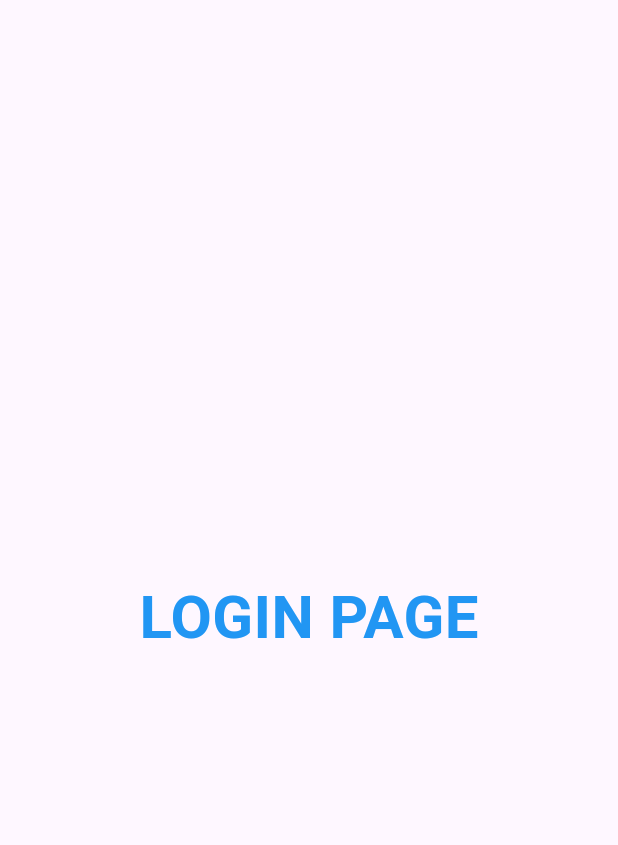
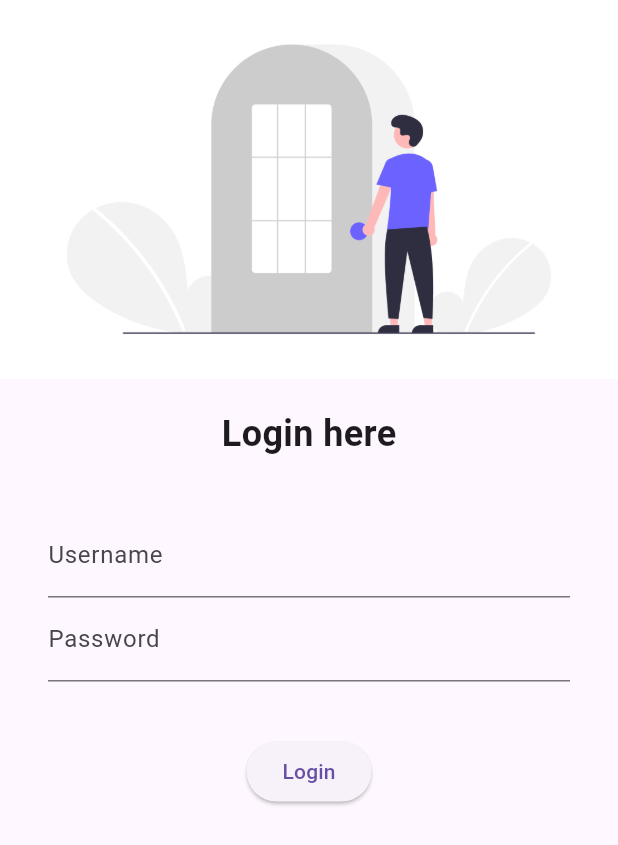
Before and after one commit to abhijeet0717/MONET_DEMO, a Flutter app: the screen it shows after launch, on a phone screen of 412 x 824 dp. Shown: the top 845 px of the screen. Run offline on Flutter 3.47's test engine with Material 3 defaults, Android fonts, the phone set to English and light mode, and no system bars.

Commit message:
day4completed

```diff
--- a/lib/pages/login_page.dart
+++ b/lib/pages/login_page.dart
@@ -6,15 +6,53 @@ class Loginpage extends StatelessWidget {
   @override
   Widget build(BuildContext context) {
     return Material(
-      child: Center(
-        child: Text(
-          "LOGIN PAGE",
-          style: TextStyle(
-            fontSize: 40,
-            color: Colors.blue,
-            fontWeight: FontWeight.bold,
+      child: Column(
+        children: [
+          Image.asset("assets/images/login_image.png"),
+          SizedBox(
+            height: 20.0,
           ),
-        ),
+          Text(
+            "Login here",
+            style: TextStyle(
+              fontSize: 24,
+              fontWeight: FontWeight.bold,
+            ),
+          ),
+          SizedBox(
+            height: 20.0,
+          ),
+          Padding(
+            padding: const EdgeInsets.symmetric(vertical:16.0,horizontal:32.0),
+            child: Column(
+              children: [
+                TextFormField(
+              decoration: InputDecoration(
+                hintText: "Enter username",
+                labelText: "Username",
+              ),
+            ),
+            TextFormField(
+              obscureText: true,
+              decoration: InputDecoration(
+                hintText: "Enter password",
+                labelText: "Password",
+              ),
+            ),
+            SizedBox(
+              height: 20.0,
+            ),
+              ],
+            ),
+          ),
+          ElevatedButton(
+            onPressed: () {
+              print("Hi abhijeet");
+            },
+            child: Text("Login"),
+            style: TextButton.styleFrom(),
+          )
+        ],
       ),
     );
   }
--- a/pubspec.yaml
+++ b/pubspec.yaml
@@ -59,8 +59,8 @@ flutter:
   uses-material-design: true
 
   # To add assets to your application, add an assets section, like this:
-  # assets:
-  #   - images/a_dot_burr.jpeg
+  assets:
+    - assets/images/
   #   - images/a_dot_ham.jpeg
 
   # An image asset can refer to one or more resolution-specific "variants", see
```
Also changed, not shown: assets/images/login_image.png (added).
